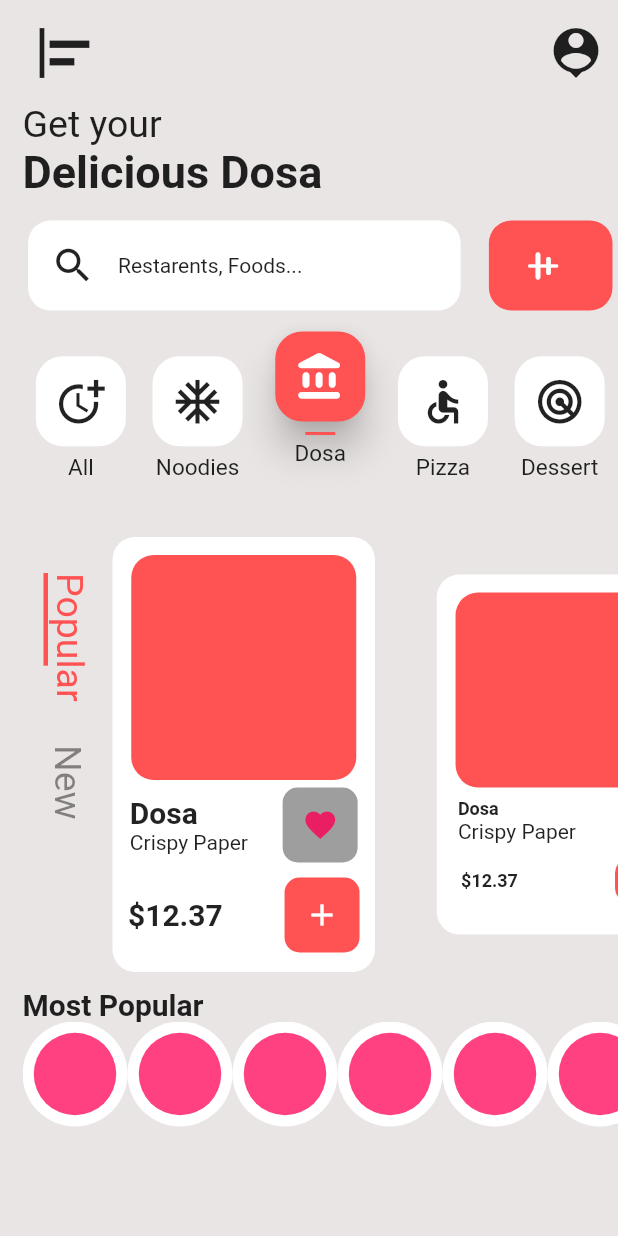
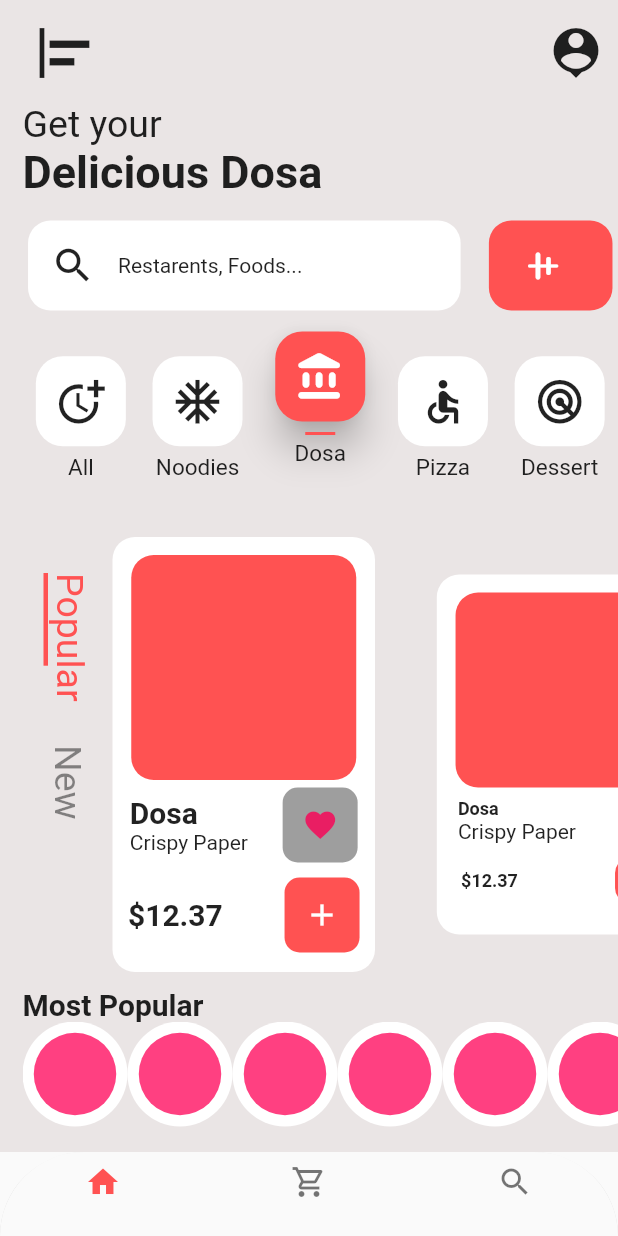
Before and after one commit to RajVirani6587/ui, a Flutter app: the screen it shows after launch, on a phone screen of 412 x 824 dp. Run offline on Flutter 3.47's test engine with Material 2 defaults, Android fonts, the phone set to English and light mode, and no system bars.

Commit message:
9/1/2023

```diff
--- a/lib/main.dart
+++ b/lib/main.dart
@@ -1,16 +1,25 @@
 
 
 import 'package:flutter/material.dart';
+import 'package:provider/provider.dart';
+import 'package:ui/provider/provider.dart';
+import 'package:ui/view/bottom_bar.dart';
 import 'package:ui/view/home_Screen.dart';
 
 void main()
 {
   runApp(
-      MaterialApp(
-        debugShowCheckedModeBanner: false,
-        routes: {
-          '/':(context)=>Home_Screen(),
-        },
+      MultiProvider(
+        providers: [
+          ListenableProvider<bootam_Provider>(create: (Context)=>bootam_Provider()),
+        ],
+        child: MaterialApp(
+          debugShowCheckedModeBanner: false,
+          routes: {
+            '/':(context)=>Tabbar_Screen(),
+            'home':(context)=>Home_Screen(),
+          },
+        ),
       ),
   );
 }
--- /dev/null
+++ b/lib/provider/provider.dart
@@ -0,0 +1,11 @@
+import 'package:flutter/material.dart';
+
+class bootam_Provider extends ChangeNotifier{
+
+  int i=0;
+
+  void changeicon(int index){
+    i = index;
+    notifyListeners();
+  }
+}
--- /dev/null
+++ b/lib/view/bottom_bar.dart
@@ -0,0 +1,52 @@
+import 'package:flutter/material.dart';
+import 'package:provider/provider.dart';
+import 'package:ui/view/home_Screen.dart';
+
+import '../provider/provider.dart';
+
+class Tabbar_Screen extends StatefulWidget {
+  const Tabbar_Screen({Key? key}) : super(key: key);
+
+  @override
+  State<Tabbar_Screen> createState() => _Tabbar_ScreenState();
+}
+
+class _Tabbar_ScreenState extends State<Tabbar_Screen> {
+  List WidgetsList=[Home_Screen(),Home_Screen(),Home_Screen(),];
+
+   bootam_Provider? bottom_providerT;
+   bootam_Provider? botttom_providerF;
+
+  @override
+  Widget build(BuildContext context) {
+    bottom_providerT =Provider.of<bootam_Provider>(context,listen: true);
+    botttom_providerF = Provider.of<bootam_Provider>(context,listen: false);
+    return SafeArea(
+      child: Scaffold(
+        body: WidgetsList[bottom_providerT!.i],
+        bottomNavigationBar:ClipRRect(
+          borderRadius: BorderRadius.only(
+            topRight: Radius.circular(90),
+            topLeft: Radius.circular(90),
+          ),
+          child: BottomNavigationBar(
+            onTap:(value){
+              botttom_providerF!.changeicon(value);
+            },
+            currentIndex:botttom_providerF!.i,
+             selectedItemColor: Colors.redAccent,
+            showUnselectedLabels: true,
+            showSelectedLabels: true,
+            items:[
+              BottomNavigationBarItem(icon:Icon(Icons.home),label: ""),
+              BottomNavigationBarItem(icon:Icon(Icons.shopping_cart_outlined),label: ""),
+              BottomNavigationBarItem(icon:Icon(Icons.search),label: ""),
+            ],
+          ),
+        ),
+      ),
+    );
+
+
+  }
+}
--- a/lib/view/home_Screen.dart
+++ b/lib/view/home_Screen.dart
@@ -15,23 +15,9 @@ class _Home_ScreenState extends State<Home_Screen> {
     return  SafeArea(
       child: Scaffold(
         backgroundColor: Color(0xFFEAE5E5),
-        // appBar: AppBar(
-        //   elevation: 0,
-        //   backgroundColor: Colors.white70,
-        //   leading: Icon(Icons.align_horizontal_right_rounded,color: Colors.black),
-        //   actions: [
-        //     Container(
-        //       height: 30,
-        //       width: 50,
-        //       decoration: BoxDecoration(borderRadius: BorderRadius.circular(60),color: Colors.black12,
-        //       ),
-        //       child: Center(
-        //         child: Icon(Icons.person,color: Colors.black,),
-        //       ),
-        //     )
-        //   ],
-        // ),
-        body:Padding(
+
+        body:SingleChildScrollView(
+          child: Padding(
             padding: EdgeInsets.only(left: 15),
             child: Column(
               crossAxisAlignment: CrossAxisAlignment.start,
@@ -416,6 +402,7 @@ class _Home_ScreenState extends State<Home_Screen> {
                 )
               ],
             ),
+          ),
         )
       ),
     );
--- a/pubspec.yaml
+++ b/pubspec.yaml
@@ -36,6 +36,7 @@ dependencies:
   # The following adds the Cupertino Icons font to your application.
   # Use with the CupertinoIcons class for iOS style icons.
   cupertino_icons: ^1.0.2
+  provider: ^6.0.5
 
 dev_dependencies:
   flutter_test:
```
Also changed, not shown: pubspec.lock. Lines whose indentation alone changed are shown as unchanged.
